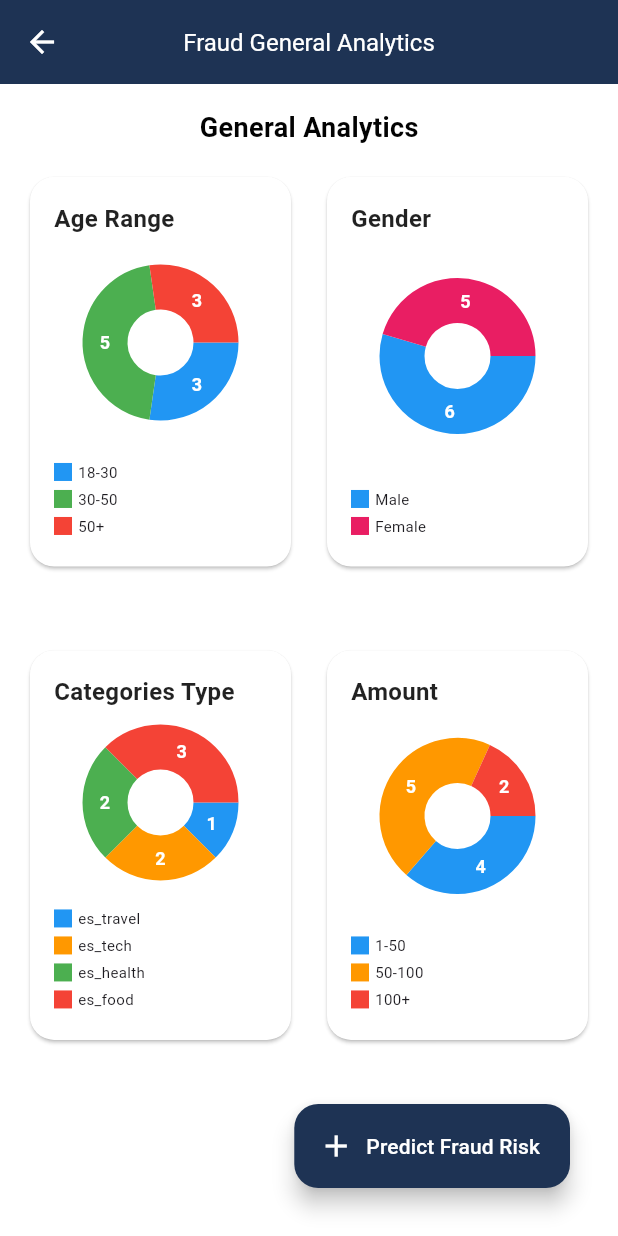
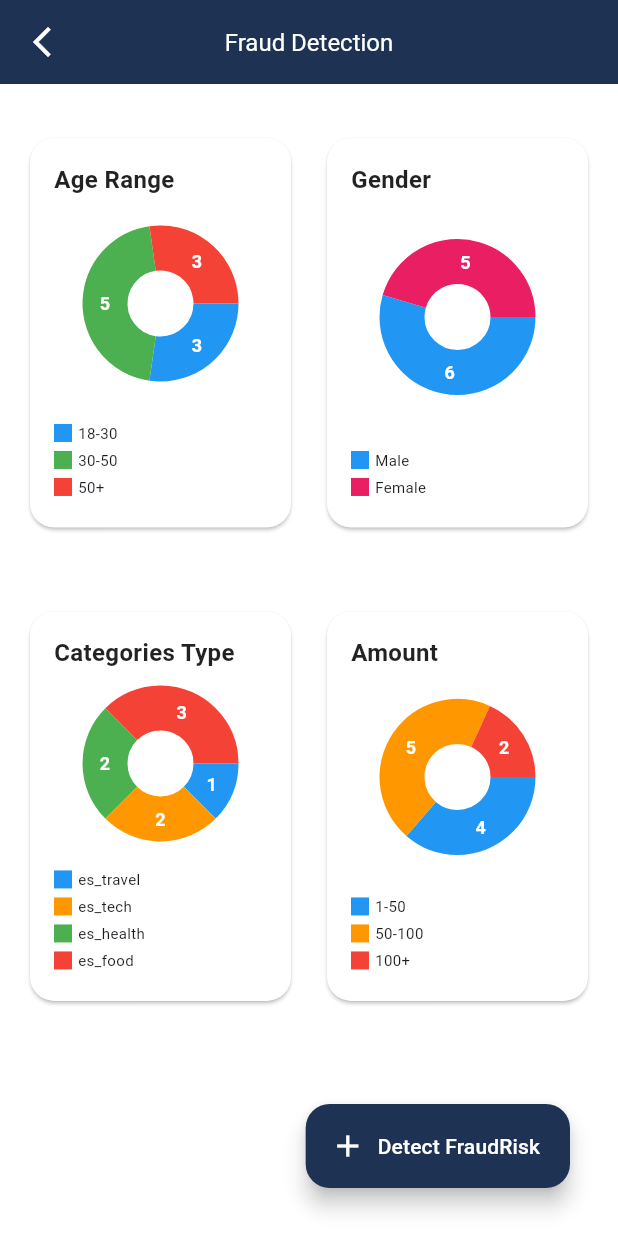
Before and after one commit to MohdSameer4532/MeeranaBanking, a Flutter app: the FraudGeneralAnalyticsPage screen opened directly, on a phone screen of 412 x 824 dp. Run offline on Flutter 3.47's test engine with Material 3 defaults, Android fonts, the phone set to English and light mode, and no system bars; drawn by our look-alikes of fl_chart.

Commit message:
small small changes

```diff
--- a/lib/Deposit/deposit_general_analytics.dart
+++ b/lib/Deposit/deposit_general_analytics.dart
@@ -12,13 +12,13 @@ class DepositPredictionPage extends StatelessWidget {
         backgroundColor: Color(0xFF1E3354),
         elevation: 0,
         leading: IconButton(
-          icon: Icon(Icons.arrow_back, color: Colors.white),
+          icon: Icon(Icons.arrow_back_ios_new, color: Colors.white),
           onPressed: () {
             Navigator.pop(context);
           },
         ),
         title: Text(
-          'Deposit General Analytics',
+          'Deposit Prediction',
           style: TextStyle(color: Colors.white, fontSize: 16),
         ),
       ),
--- a/lib/Deposit/deposit_resultscreen.dart
+++ b/lib/Deposit/deposit_resultscreen.dart
@@ -16,14 +16,13 @@ class ResultScreen extends StatelessWidget {
         backgroundColor: Color(0xFF1E3354),
         elevation: 0,
         leading: IconButton(
-          icon: Icon(Icons.arrow_back, color: Colors.white),
+          icon: Icon(Icons.arrow_back_ios_new, color: Colors.white),
           onPressed: () {
-            // Navigate back and handle layout adjustment
             Navigator.pop(context);
           },
         ),
         title: Text(
-          'Result',
+          'Deposit Result',
           style: TextStyle(color: Colors.white, fontSize: 16),
         ),
       ),
--- a/lib/Deposit/deposit_user_input_form.dart
+++ b/lib/Deposit/deposit_user_input_form.dart
@@ -44,13 +44,13 @@ class _UserInputFormState extends State<UserInputForm> {
         backgroundColor: Color(0xFF1E3354),
         elevation: 0,
         leading: IconButton(
-          icon: Icon(Icons.arrow_back, color: Colors.white),
+          icon: Icon(Icons.arrow_back_ios_new, color: Colors.white),
           onPressed: () {
             Navigator.pop(context);
           },
         ),
         title: Text(
-          'Bank Deposit',
+          'Deposit Prediction',
           style: TextStyle(color: Colors.white, fontSize: 16),
         ),
       ),
@@ -129,7 +129,7 @@ class _UserInputFormState extends State<UserInputForm> {
                           horizontal: 40, vertical: 15),
                       backgroundColor: Color(0xFF1E3354),
                       textStyle: const TextStyle(
-                          fontSize: 18, fontWeight: FontWeight.bold),
+                          fontSize: 18, fontWeight: FontWeight.normal),
                     ),
                     child: const Text(
                       'Submit',
--- a/lib/Fraud Detection/fraud_general_analysis.dart
+++ b/lib/Fraud Detection/fraud_general_analysis.dart
@@ -230,13 +230,13 @@ class _FraudGeneralAnalyticsPageState extends State<FraudGeneralAnalyticsPage> {
         backgroundColor: Color(0xFF1E3354),
         elevation: 0,
         leading: IconButton(
-          icon: Icon(Icons.arrow_back, color: Colors.white),
+          icon: Icon(Icons.arrow_back_ios_new, color: Colors.white),
           onPressed: () {
             Navigator.pop(context);
           },
         ),
         title: Text(
-          'Fraud General Analytics',
+          'Fraud Detection',
           style: TextStyle(color: Colors.white, fontSize: 16),
         ),
       ),
@@ -245,16 +245,6 @@ class _FraudGeneralAnalyticsPageState extends State<FraudGeneralAnalyticsPage> {
           crossAxisAlignment: CrossAxisAlignment.start,
           children: [
             SizedBox(height: 16),
-            Center(
-              child: Text(
-                'General Analytics',
-                style: TextStyle(
-                  color: const Color.fromARGB(255, 2, 2, 2),
-                  fontSize: 18,
-                  fontWeight: FontWeight.bold,
-                ),
-              ),
-            ),
             Padding(
               padding: const EdgeInsets.all(16.0),
               child: GridView.count(
@@ -318,8 +308,8 @@ class _FraudGeneralAnalyticsPageState extends State<FraudGeneralAnalyticsPage> {
                 MaterialPageRoute(builder: (context) => FraudPredictionPage()),
               );
             },
-            label: Text('Predict Fraud Risk',
-                style: TextStyle(color: Colors.white)),
+            label:
+                Text('Detect FraudRisk', style: TextStyle(color: Colors.white)),
             icon: Icon(Icons.add, color: Colors.white),
             backgroundColor: Color.fromARGB(255, 30, 51, 84),
           ),
--- a/lib/Fraud Detection/fraud_prediction.dart
+++ b/lib/Fraud Detection/fraud_prediction.dart
@@ -24,7 +24,6 @@ class _FraudPredictionPageState extends State<FraudPredictionPage> {
 
   @override
   void dispose() {
-    // Dispose controllers when not needed to avoid memory leaks
     customerController.dispose();
     ageController.dispose();
     zipCodeOriController.dispose();
@@ -65,14 +64,13 @@ class _FraudPredictionPageState extends State<FraudPredictionPage> {
         backgroundColor: Color(0xFF1E3354),
         elevation: 0,
         leading: IconButton(
-          icon: Icon(Icons.arrow_back, color: Colors.white),
+          icon: Icon(Icons.arrow_back_ios_new, color: Colors.white),
           onPressed: () {
-            // Navigate back and handle layout adjustment
             Navigator.pop(context);
           },
         ),
         title: Text(
-          'Fraud Prediction',
+          'Fraud Detection',
           style: TextStyle(color: Colors.white, fontSize: 16),
         ),
       ),
@@ -237,7 +235,7 @@ class _FraudPredictionPageState extends State<FraudPredictionPage> {
                   });
                 }
               },
-              child: Text(
+              child: const Text(
                 'Submit',
                 style: TextStyle(color: Colors.white),
               ),
@@ -254,7 +252,7 @@ class _FraudPredictionPageState extends State<FraudPredictionPage> {
               style: TextStyle(
                 fontSize: 16,
                 fontWeight: FontWeight.bold,
-                color: Colors.red, // Adjust color as needed
+                color: Colors.red,
               ),
             ),
             SizedBox(height: 20),
--- a/lib/Loan Prediction/loan_general_analytics.dart
+++ b/lib/Loan Prediction/loan_general_analytics.dart
@@ -433,8 +433,8 @@ class _LoanGeneralAnalyticsPageState extends State<LoanGeneralAnalyticsPage> {
                 MaterialPageRoute(builder: (context) => LoanPredictionPage()),
               );
             },
-            label: Text('Predict Loan Risk',
-                style: TextStyle(color: Colors.white)),
+            label:
+                Text('Start Prediction', style: TextStyle(color: Colors.white)),
             icon: Icon(
               Icons.add,
               color: Colors.white,
--- a/lib/Loan Prediction/loan_result_page.dart
+++ b/lib/Loan Prediction/loan_result_page.dart
@@ -51,7 +51,7 @@ class LoanResultPage extends StatelessWidget {
               _buildUserInputSummary(),
               SizedBox(height: 20),
               Text(
-                'Prediction Result',
+                'Loan Result',
                 style: TextStyle(
                   fontSize: 18,
                   fontWeight: FontWeight.bold,
```
Also changed, not shown: lib/Credit Approval/credit_home_page.dart (+3 -14 lines), lib/Credit Approval/credit_result_screen.dart (+10 -5 lines), lib/Credit Approval/credit_user_input_page.dart (+8 -13 lines), lib/Fraud Detection/fraud_result_page.dart (+9 -10 lines).
